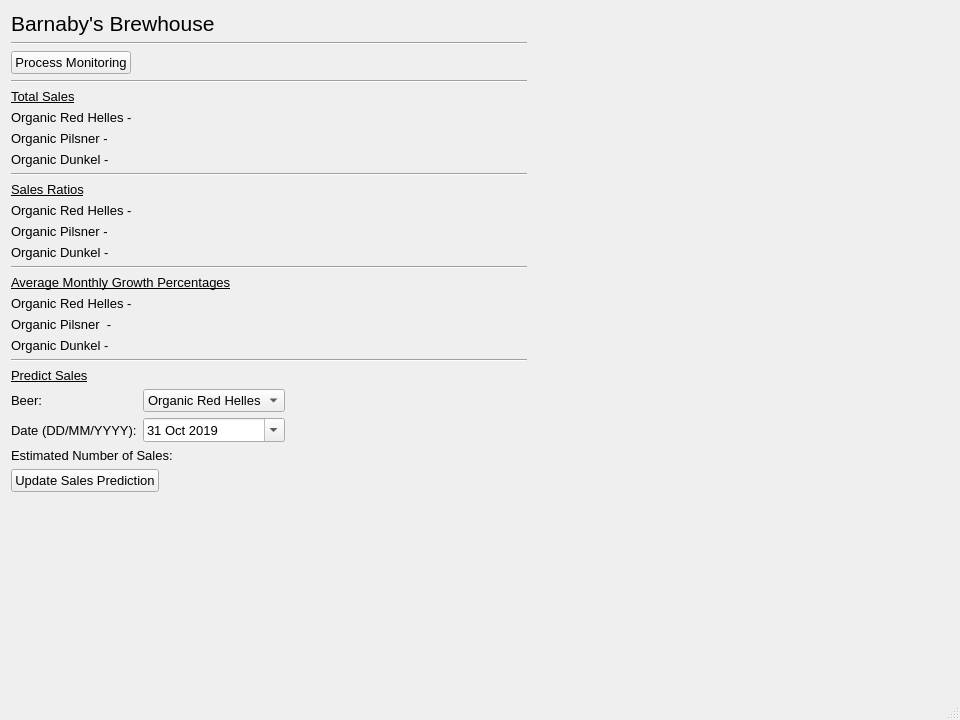
First picture: the form in brewhouse.ui, repository IsaacCheng9/brewhouse-management, before the edit.
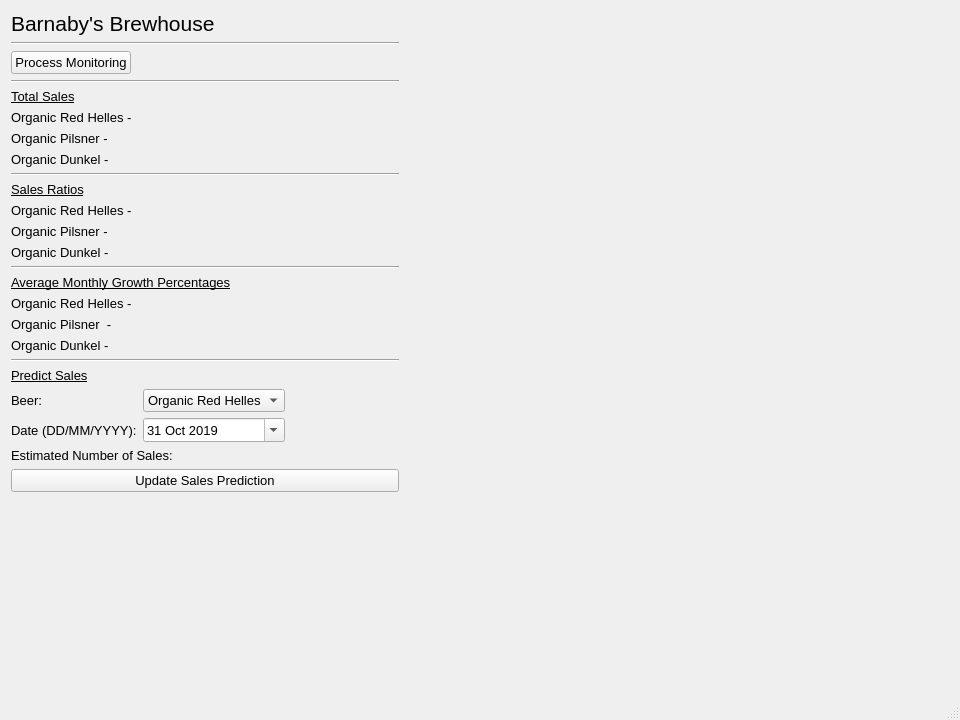
Second picture: the form after the edit.

Commit message: Removed redundant layout

Patch:
```diff
--- a/brewhouse.ui
+++ b/brewhouse.ui
@@ -25,8 +25,8 @@
      <rect>
       <x>11</x>
       <y>11</y>
-      <width>516</width>
-      <height>653</height>
+      <width>388</width>
+      <height>635</height>
      </rect>
     </property>
     <layout class="QVBoxLayout" name="vert_layout_brewhouse">
@@ -272,17 +272,13 @@
       </layout>
      </item>
      <item>
-      <layout class="QHBoxLayout" name="hori_layout_predict_result">
-       <item>
         <widget class="QLabel" name="lbl_predict_result">
          <property name="text">
           <string>Estimated Number of Sales: </string>
          </property>
         </widget>
        </item>
-      </layout>
-     </item>
-     <item alignment="Qt::AlignLeft">
+     <item>
       <widget class="QPushButton" name="btn_predict">
        <property name="text">
         <string>Update Sales Prediction</string>
```
Lines whose indentation alone changed are shown as unchanged. The commit also changes 1 other file.
